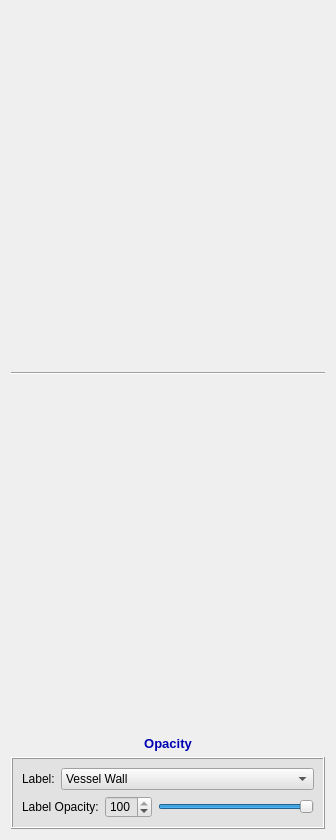
This is codes/View/ModuleWidget.ui in wuzhuobin/Vessel_Project as Qt 5 draws it before an edit. The edited form follows.
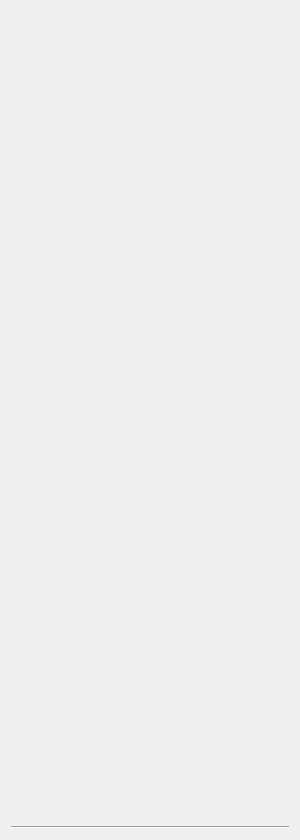
This is the edited form. Icons and pictures are not drawn.

Commit message: update label wiget

The edit to the form file:
```diff
--- a/codes/View/ModuleWidget.ui
+++ b/codes/View/ModuleWidget.ui
@@ -6,7 +6,7 @@
    <rect>
     <x>0</x>
     <y>0</y>
-    <width>336</width>
+    <width>300</width>
     <height>840</height>
    </rect>
   </property>
@@ -45,190 +45,6 @@
      </property>
     </widget>
    </item>
-   <item>
-    <spacer name="verticalSpacer">
-     <property name="orientation">
-      <enum>Qt::Vertical</enum>
-     </property>
-     <property name="sizeHint" stdset="0">
-      <size>
-       <width>20</width>
-       <height>40</height>
-      </size>
-     </property>
-    </spacer>
-   </item>
-   <item>
-    <widget class="QLabel" name="label_14">
-     <property name="font">
-      <font>
-       <pointsize>11</pointsize>
-       <weight>75</weight>
-       <bold>true</bold>
-      </font>
-     </property>
-     <property name="text">
-      <string>&lt;html&gt;&lt;head/&gt;&lt;body&gt;&lt;p&gt;&lt;span style=&quot; font-size:10pt; color:#0000b3;&quot;&gt;Opacity&lt;/span&gt;&lt;/p&gt;&lt;/body&gt;&lt;/html&gt;</string>
-     </property>
-     <property name="alignment">
-      <set>Qt::AlignCenter</set>
-     </property>
-    </widget>
-   </item>
-   <item>
-    <widget class="QFrame" name="frame_4">
-     <property name="minimumSize">
-      <size>
-       <width>0</width>
-       <height>0</height>
-      </size>
-     </property>
-     <property name="styleSheet">
-      <string notr="true">background-color: rgb(226, 226, 226)</string>
-     </property>
-     <property name="frameShape">
-      <enum>QFrame::Box</enum>
-     </property>
-     <property name="frameShadow">
-      <enum>QFrame::Raised</enum>
-     </property>
-     <layout class="QVBoxLayout" name="verticalLayout">
-      <item>
-       <layout class="QHBoxLayout" name="horizontalLayout_6">
-        <item>
-         <widget class="QLabel" name="activeLabelLabel">
-          <property name="font">
-           <font>
-            <family>Arial</family>
-           </font>
-          </property>
-          <property name="text">
-           <string>Label:</string>
-          </property>
-         </widget>
-        </item>
-        <item>
-         <widget class="QComboBox" name="labelComboBox">
-          <property name="sizePolicy">
-           <sizepolicy hsizetype="Expanding" vsizetype="Fixed">
-            <horstretch>0</horstretch>
-            <verstretch>0</verstretch>
-           </sizepolicy>
-          </property>
-          <property name="font">
-           <font>
-            <family>Arial</family>
-           </font>
-          </property>
-          <property name="iconSize">
-           <size>
-            <width>13</width>
-            <height>13</height>
-           </size>
-          </property>
-          <item>
-           <property name="text">
-            <string>Vessel Wall</string>
-           </property>
-           <property name="icon">
-            <iconset resource="../Main/resources/IADE_Analyzer.qrc">
-             <normaloff>:/icons/bluebox.png</normaloff>:/icons/bluebox.png</iconset>
-           </property>
-          </item>
-          <item>
-           <property name="text">
-            <string>Lumen</string>
-           </property>
-           <property name="icon">
-            <iconset resource="../Main/resources/IADE_Analyzer.qrc">
-             <normaloff>:/icons/redbox.png</normaloff>:/icons/redbox.png</iconset>
-           </property>
-          </item>
-          <item>
-           <property name="text">
-            <string>Calcification</string>
-           </property>
-           <property name="icon">
-            <iconset resource="../Main/resources/IADE_Analyzer.qrc">
-             <normaloff>:/icons/greenbox.png</normaloff>:/icons/greenbox.png</iconset>
-           </property>
-          </item>
-          <item>
-           <property name="text">
-            <string>Hemorrhage</string>
-           </property>
-           <property name="icon">
-            <iconset resource="../Main/resources/IADE_Analyzer.qrc">
-             <normaloff>:/icons/yellowbox.png</normaloff>:/icons/yellowbox.png</iconset>
-           </property>
-          </item>
-          <item>
-           <property name="text">
-            <string>LRNC</string>
-           </property>
-           <property name="icon">
-            <iconset resource="../Main/resources/IADE_Analyzer.qrc">
-             <normaloff>:/icons/lightbluebox.png</normaloff>:/icons/lightbluebox.png</iconset>
-           </property>
-          </item>
-          <item>
-           <property name="text">
-            <string>LM</string>
-           </property>
-           <property name="icon">
-            <iconset resource="../Main/resources/IADE_Analyzer.qrc">
-             <normaloff>:/icons/purplebox.png</normaloff>:/icons/purplebox.png</iconset>
-           </property>
-          </item>
-         </widget>
-        </item>
-       </layout>
-      </item>
-      <item>
-       <layout class="QHBoxLayout" name="horizontalLayout_5">
-        <item>
-         <widget class="QLabel" name="label_13">
-          <property name="font">
-           <font>
-            <family>Arial</family>
-           </font>
-          </property>
-          <property name="text">
-           <string>Label Opacity:</string>
-          </property>
-         </widget>
-        </item>
-        <item>
-         <widget class="QSpinBox" name="opacitySpinBox">
-          <property name="maximum">
-           <number>100</number>
-          </property>
-          <property name="value">
-           <number>100</number>
-          </property>
-         </widget>
-        </item>
-        <item>
-         <widget class="QSlider" name="opacitySlider">
-          <property name="maximum">
-           <number>100</number>
-          </property>
-          <property name="value">
-           <number>100</number>
-          </property>
-          <property name="sliderPosition">
-           <number>100</number>
-          </property>
-          <property name="orientation">
-           <enum>Qt::Horizontal</enum>
-          </property>
-         </widget>
-        </item>
-       </layout>
-      </item>
-     </layout>
-    </widget>
-   </item>
   </layout>
  </widget>
  <resources>
```
Left out of the diff: 37 changed lines with no effect on the pictures. The commit also changes 14 other files.
